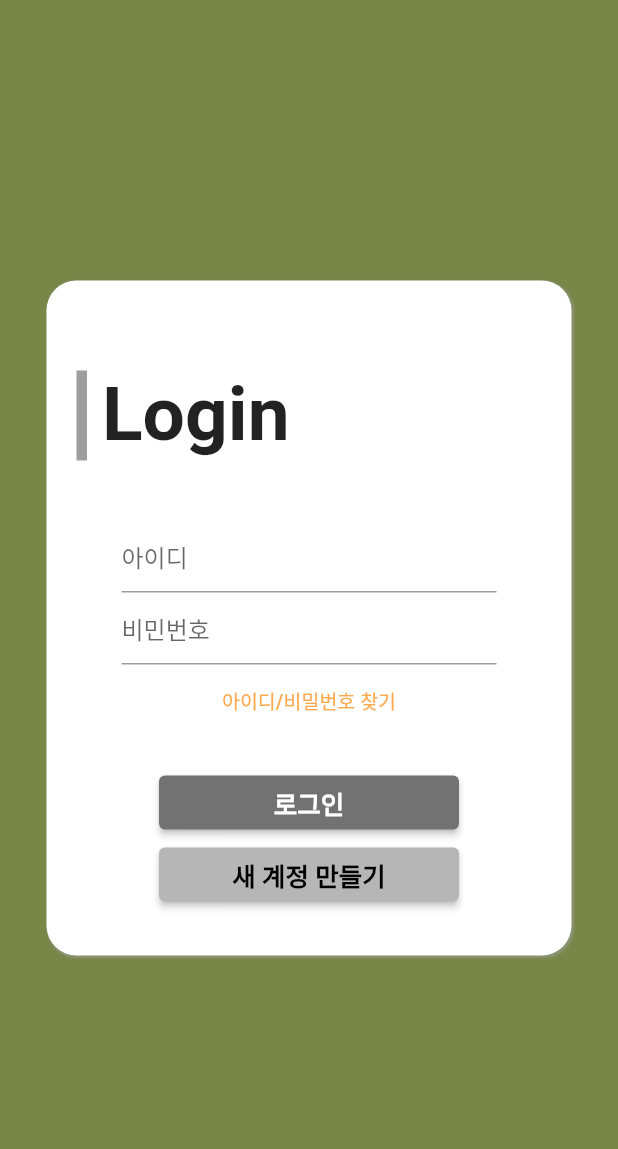
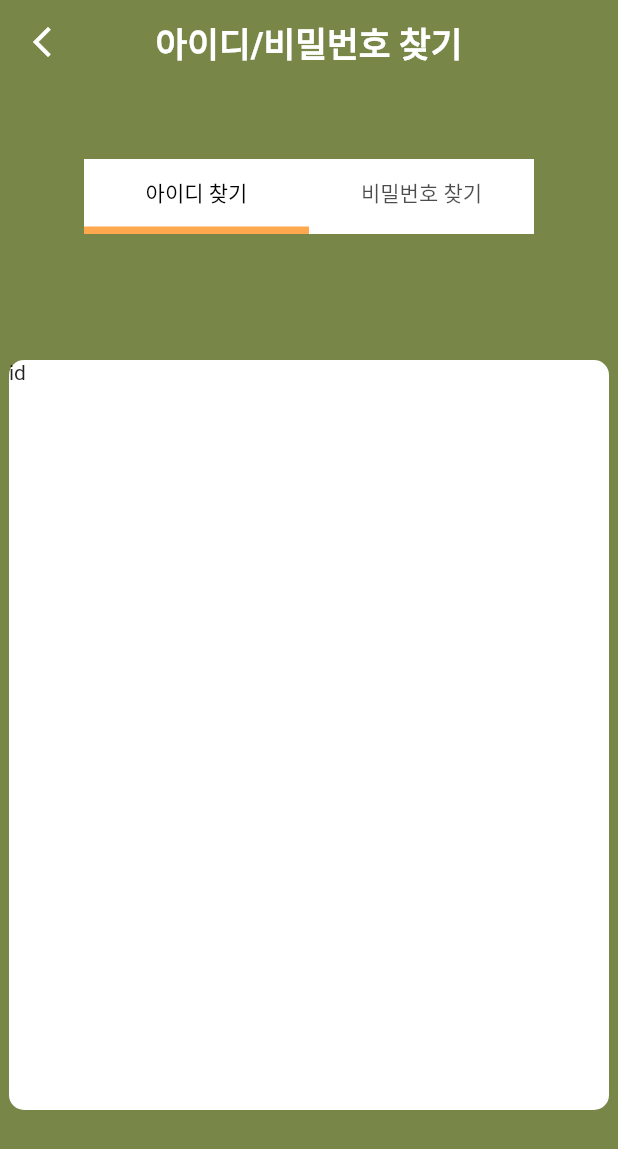
Before and after one commit to cej3827/ummmm, a Flutter app: the MyLogin screen opened directly, after a tap on "아이디/비밀번호 찾기", on a phone screen of 412 x 824 dp. Shown: the top 1149 px of the screen. Run offline on Flutter 3.47's test engine with Material 2 defaults, Android fonts, the phone set to English and light mode, and no system bars; our stand-ins replace image_picker, table_calendar, timer_builder; Roboto replaces fonts that are missing (cafe).

Commit message:
[front] 아이디 비번 찾기

```diff
--- /dev/null
+++ b/newflutter/lib/idFind.dart
@@ -0,0 +1,93 @@
+import 'package:flutter/material.dart';
+
+class idFindPage extends StatefulWidget {
+  const idFindPage({Key? key}) : super(key: key);
+
+  @override
+  State<idFindPage> createState() => _idFindPageState();
+}
+
+class _idFindPageState extends State<idFindPage> with SingleTickerProviderStateMixin{
+  late TabController _tabController;
+
+  @override
+  void initState() {
+    super.initState();
+    _tabController = TabController(length: 3, vsync: this);
+  }
+
+  @override
+  Widget build(BuildContext context) {
+    return Scaffold(
+      backgroundColor: Color(0xFF788648),
+      appBar: AppBar(
+        title: Text("아이디/비밀번호 찾기",style: TextStyle(color: Colors.white),),
+        centerTitle: true,
+        backgroundColor: Colors.transparent,
+        elevation: 0.0,
+        leading: IconButton(
+          onPressed: () {
+            Navigator.pop(context);
+          },
+          icon: Icon(Icons.arrow_back_ios_new,color: Colors.white,),
+        ),
+      ),
+      body: Center(
+        child: Column(
+          children: [
+            SizedBox(height: 50,),
+            Container(
+              decoration: BoxDecoration(color: Colors.white),
+              width: 300,
+              height: 50,
+              child: TabBar(
+                tabs: [
+                  Container(
+                    height: 50,
+                    alignment: Alignment.center,
+                    child: Text('아이디 찾기'),
+                  ),
+                  Container(
+                    height: 50,
+                    alignment: Alignment.center,
+                    child: Text('비밀번호 찾기'),
+                  ),
+                ],
+                indicatorColor: Color(0xFFFFA84E),
+                indicatorWeight: 5,
+                labelColor: Colors.black,
+                controller: _tabController,
+              ),
+            ),
+            Expanded(
+                child: Center(
+                  child: Container(
+                    width: 400, height: 500,
+                    child: TabBarView(
+                      controller: _tabController,
+                      children: [
+                        Container(
+                          decoration: BoxDecoration(
+                            borderRadius: BorderRadius.all(Radius.circular(10.0)),
+                            color: Colors.white
+                          ),
+                          child: Text('id'),
+                        ),
+                        Container(
+                          decoration: BoxDecoration(
+                            borderRadius: BorderRadius.all(Radius.circular(10.0)),
+                              color: Colors.white
+                          ),
+                          child: Text('pw'),
+                        )
+                      ],
+                    ),
+                  ),
+                )
+            )
+          ],
+        ),
+      ),
+    );
+  }
+}
--- a/newflutter/lib/login.dart
+++ b/newflutter/lib/login.dart
@@ -1,5 +1,6 @@
 import 'package:flutter/material.dart';
 import 'package:newflutter/groupselect.dart';
+import 'package:newflutter/idFind.dart';
 import 'package:newflutter/joinpage.dart';
 import 'package:newflutter/main.dart';
 import 'package:newflutter/question.dart';
@@ -94,8 +95,13 @@ class _MyLoginState extends State<MyLogin> {
                             decoration: InputDecoration(hintText: '비민번호'),
                           ),
                           TextButton(
-                              onPressed: (){},
-                              child: Text('아이디/비밀번호 찾기',style: TextStyle(fontSize: 13,color: Color(0xFFFFA84E)),)
+                              onPressed: (){
+                                Navigator.push(
+                                    context,
+                                    MaterialPageRoute(builder: (context)=>const idFindPage())
+                                );
+                              },
+                              child: (Text('아이디/비밀번호 찾기',style: TextStyle(fontSize: 13,color: Color(0xFFFFA84E)),))
                           )
                         ],
                       ),
```
Also changed, not shown: newflutter/pubspec.lock, 5 other files.
